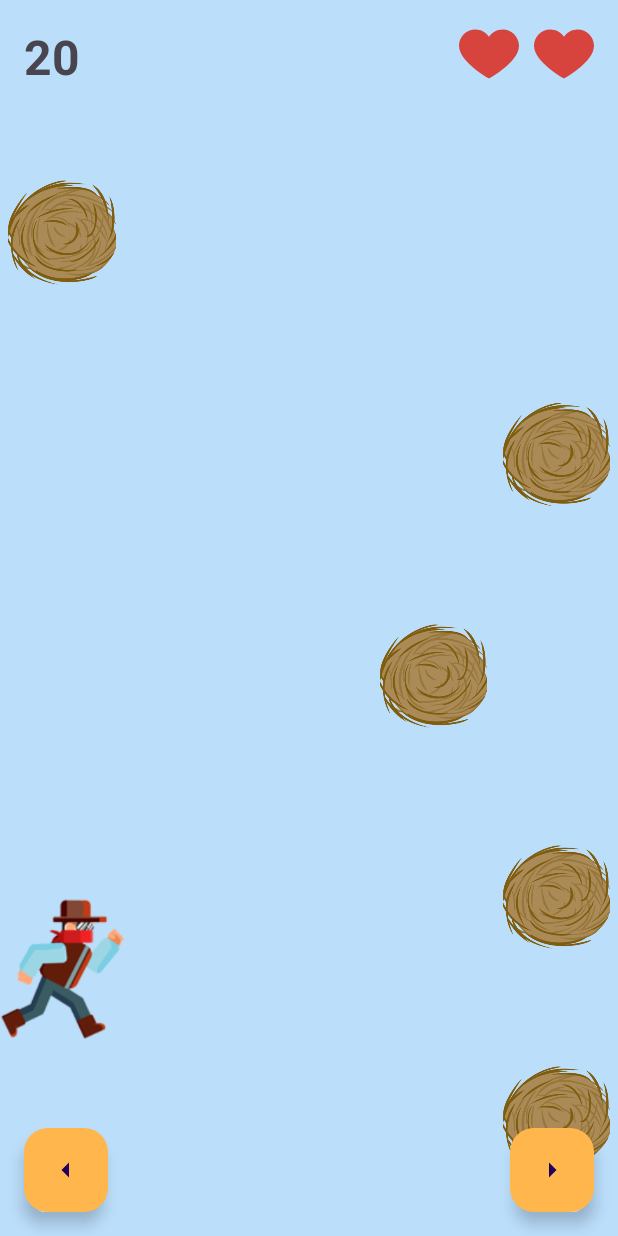
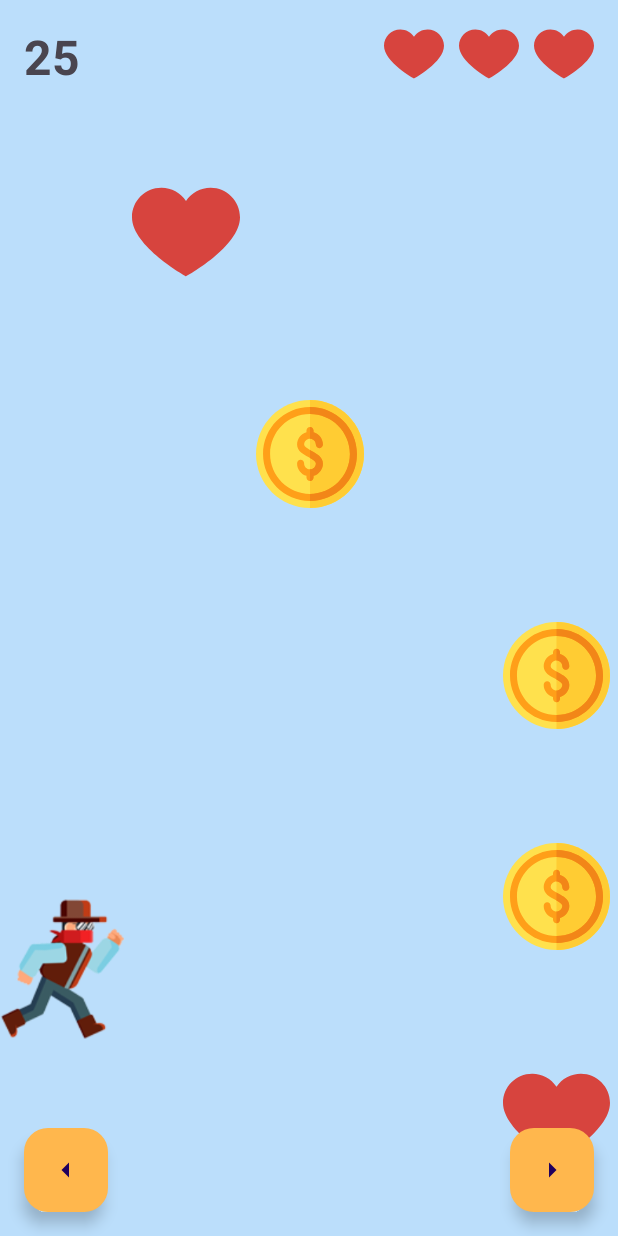
Before and after one commit to lordYorden/hw1-android-25a, an Android app: the first screen one second after launch (MainActivity), on a phone screen of 412 x 824 dp. Run offline under Robolectric (Android 15) with nearby library versions, the phone set to English and light mode, and no system bars.

Commit message:
added Obstacle types: coin, heart, weed

```diff
--- a/app/src/main/java/com/example/a25a_hw1/MainActivity.kt
+++ b/app/src/main/java/com/example/a25a_hw1/MainActivity.kt
@@ -101,8 +101,12 @@ class MainActivity : AppCompatActivity() {
     }
 
     private fun updateHearts() {
-        if (gameManager.timesHit != 0) {
-            main_IMG_hearts[gameManager.timesHit-1].visibility = View.INVISIBLE
+        for (i in main_IMG_hearts.indices) {
+            if (i < gameManager.timesHit) {
+                main_IMG_hearts[i].visibility = View.INVISIBLE
+            } else {
+                main_IMG_hearts[i].visibility = View.VISIBLE
+            }
         }
     }
 
@@ -127,8 +131,9 @@ class MainActivity : AppCompatActivity() {
         val tumbleweeds = gameManager.tumbleweeds
         for (i in tumbleweeds.indices) {
             for (j in tumbleweeds[i].indices) {
-                if (tumbleweeds[i][j]) {
+                if (tumbleweeds[i][j].isVisible) {
                     main_IMG_tumbleweeds[i][j].visibility = View.VISIBLE
+                    main_IMG_tumbleweeds[i][j].setImageResource(tumbleweeds[i][j].resID)
                 }
                 else {
                     main_IMG_tumbleweeds[i][j].visibility = View.INVISIBLE
--- /dev/null
+++ b/app/src/main/java/com/example/a25a_hw1/interfaces/CollisionCallback.kt
@@ -0,0 +1,5 @@
+package com.example.a25a_hw1.interfaces
+
+interface CollisionCallback {
+    fun onCollision(): Boolean
+}
--- a/app/src/main/java/com/example/a25a_hw1/logic/GameManager.kt
+++ b/app/src/main/java/com/example/a25a_hw1/logic/GameManager.kt
@@ -1,5 +1,6 @@
 package com.example.a25a_hw1.logic
 
+import com.example.a25a_hw1.model.Obstacle
 import com.example.a25a_hw1.model.ObstacleGenerationManager
 import com.example.a25a_hw1.utilities.Constants
 
@@ -8,9 +9,9 @@ class GameManager(private val lifeCount: Int = 3, private val numLanes: Int = 5,
         private set
 
     private val generationManager =
-        ObstacleGenerationManager(numLanes, SettingsManager.Difficulty.tumbleweedsPerRow)
+        ObstacleGenerationManager(numLanes, SettingsManager.Difficulty.tumbleweedsPerRow, this)
 
-    val tumbleweeds: Array<Array<Boolean>> = generationManager.generateTumbleweeds(numRows)
+    val tumbleweeds: Array<Array<Obstacle>> = generationManager.generateTumbleweeds(numRows)
 
     var cowboyIndex: Int = 0
         private set
@@ -18,7 +19,7 @@ class GameManager(private val lifeCount: Int = 3, private val numLanes: Int = 5,
     var timesHit: Int = 0
         private set
 
-    private val nextRow : Array<Boolean>
+    private val nextRow : Array<Obstacle>
         get() = generationManager.currentRow
 
     val isGameOver: Boolean
@@ -31,6 +32,19 @@ class GameManager(private val lifeCount: Int = 3, private val numLanes: Int = 5,
 
     }
 
+    fun heal(){
+        if (timesHit > 0)
+            timesHit--
+    }
+
+    fun collectCoin(){
+        score += Constants.GameLogic.COIN_POINTS
+    }
+
+    fun hit(){
+        timesHit++
+    }
+
     fun moveLeft() {
         if (cowboyIndex-1 >= 0) {
             cowboyIndex--
@@ -39,9 +53,11 @@ class GameManager(private val lifeCount: Int = 3, private val numLanes: Int = 5,
     }
 
     fun calcHit(): Boolean {
-        if (tumbleweeds[tumbleweeds.size-1 - Constants.GameLogic.COWBOY_ROW_END_OFFSET][cowboyIndex]) {
-            timesHit++
-            return true
+
+        val obsInWay: Obstacle = tumbleweeds[tumbleweeds.size-1 - Constants.GameLogic.COWBOY_ROW_END_OFFSET][cowboyIndex]
+
+        if (obsInWay.isVisible) {
+            return obsInWay.collisionCallback.onCollision()
         }
         else {
             score += Constants.GameLogic.DODGE_POINTS
--- /dev/null
+++ b/app/src/main/java/com/example/a25a_hw1/model/Obstacle.kt
@@ -0,0 +1,10 @@
+package com.example.a25a_hw1.model
+
+import com.example.a25a_hw1.interfaces.CollisionCallback
+
+data class Obstacle(
+    var resID: Int,
+    var isVisible: Boolean,
+    var type: String,
+    var collisionCallback: CollisionCallback
+)
--- a/app/src/main/java/com/example/a25a_hw1/model/ObstacleGenerationManager.kt
+++ b/app/src/main/java/com/example/a25a_hw1/model/ObstacleGenerationManager.kt
@@ -1,29 +1,96 @@
 package com.example.a25a_hw1.model
 
+import com.example.a25a_hw1.R
+import com.example.a25a_hw1.interfaces.CollisionCallback
+import com.example.a25a_hw1.logic.GameManager
 import com.example.a25a_hw1.utilities.Constants
 
-class ObstacleGenerationManager(private val numLanes: Int, private val tumbleweedsPerRow: Int = 1) {
+class ObstacleGenerationManager(private val numLanes: Int, private val tumbleweedsPerRow: Int = 1, private val gameManager: GameManager?) {
 
-    val currentRow: Array<Boolean>
+    private val HEART_RES = R.drawable.heart
+    private val COIN_RES = R.drawable.coin
+    private val WEED_RES = R.drawable.tumbleweed
+
+    private val nullObstacle = Obstacle(0, false, "null", object: CollisionCallback{
+        override fun onCollision(): Boolean {
+            //do nothing
+            return false
+        }
+    })
+
+    val currentRow: Array<Obstacle>
         get() = generateTumbleweedsRow()
 
-    fun generateTumbleweeds(numRows: Int): Array<Array<Boolean>> {
-        val tumbleweeds = Array(numRows) { Array(numLanes) { false } }
+    fun generateTumbleweeds(numRows: Int): Array<Array<Obstacle>> {
+        val obstacles: Array<Array<Obstacle>> = Array(numRows) {Array(numLanes) {nullObstacle}}
         for (i in 0 until numRows-Constants.GameLogic.TUMBLEWEEDS_STARTING_OFFSET) {
-            tumbleweeds[i] = generateTumbleweedsRow()
+            obstacles[i] = generateTumbleweedsRow()
         }
-        return tumbleweeds
+        return obstacles
     }
 
-    private fun generateTumbleweedsRow(): Array<Boolean> {
-        val tumbleweeds = Array(numLanes) { false }
+    private fun generateTumbleweedsRow(): Array<Obstacle> {
+        val obstacles: Array<Obstacle> = Array(numLanes) {nullObstacle}
 
         for (i in 1..tumbleweedsPerRow) {
             val rand = (1..numLanes).random()
-            tumbleweeds[rand-1] = true
+
+            val randType = (1..3).random()
+
+            val obs: Obstacle = when(randType){
+                2 -> generateHeart()
+                1 -> generateCoin()
+                3 -> generateWeed()
+                else -> generateWeed()
+            }
+
+            obstacles[rand-1] = obs
         }
-        return tumbleweeds
+        return obstacles
+    }
+
+    private fun generateHeart(): Obstacle{
+        return Obstacle(
+            HEART_RES,
+            true,
+            "heart",
+            object: CollisionCallback{
+                override fun onCollision():Boolean {
+                    gameManager?.heal()
+                    return false
+                }
+            }
+        )
+    }
+
+    private fun generateCoin(): Obstacle{
+        return Obstacle(
+            COIN_RES,
+            true,
+            "coin",
+            object: CollisionCallback{
+                override fun onCollision(): Boolean {
+                    gameManager?.collectCoin()
+                    return false
+                }
+            }
+        )
+    }
+
+    private fun generateWeed(): Obstacle{
+        return Obstacle(
+            WEED_RES,
+            true,
+            "weed",
+            object: CollisionCallback{
+                override fun onCollision(): Boolean {
+                    gameManager?.hit()
+                    return true
+                }
+            }
+        )
     }
 
 
+
 }
--- a/app/src/main/java/com/example/a25a_hw1/utilities/Constants.kt
+++ b/app/src/main/java/com/example/a25a_hw1/utilities/Constants.kt
@@ -6,6 +6,7 @@ class Constants {
         const val TUMBLEWEEDS_PER_ROW = 1
         const val DELAY = 500L
         const val DODGE_POINTS = 5
+        const val COIN_POINTS = 100
         const val VIBRATION_DURATION = 500L
         const val TUMBLEWEEDS_STARTING_OFFSET = 3
         const val COWBOY_ROW_END_OFFSET = 1
--- /dev/null
+++ b/app/src/main/res/drawable/coin.xml
@@ -0,0 +1,29 @@
+<?xml version="1.0" encoding="utf-8"?>
+<vector xmlns:android="http://schemas.android.com/apk/res/android"
+    android:width="512dp"
+    android:height="512dp"
+    android:viewportWidth="512"
+    android:viewportHeight="512">
+
+    <path
+        android:fillColor="#FFE14D"
+        android:pathData="M256,512C114.837,512,0,397.157,0,256S114.837,0,256,0s256,114.843,256,256S397.163,512,256,512z" />
+    <path
+        android:fillColor="#FFCC33"
+        android:pathData="M512,256C512,114.843,397.163,0,256,0v512C397.163,512,512,397.157,512,256z" />
+    <path
+        android:fillColor="#FF9F19"
+        android:pathData="M256,33.391C133.25,33.391,33.391,133.256,33.391,256S133.25,478.609,256,478.609 S478.609,378.744,478.609,256S378.75,33.391,256,33.391z M256,445.217c-104.337,0-189.217-84.881-189.217-189.217 S151.663,66.783,256,66.783S445.217,151.663,445.217,256S360.337,445.217,256,445.217z" />
+    <path
+        android:fillColor="#F28618"
+        android:pathData="M445.217,256c0,104.337-84.881,189.217-189.217,189.217v33.391 c122.75,0,222.609-99.864,222.609-222.609S378.75,33.391,256,33.391v33.391C360.337,66.783,445.217,151.663,445.217,256z" />
+    <path
+        android:fillColor="#FF9F19"
+        android:pathData="M317.217,300.522c0,27.937-18.922,51.534-44.522,58.88v7.903c0,9.238-7.456,16.696-16.696,16.696 s-16.696-7.457-16.696-16.696v-7.903c-25.6-7.346-44.522-30.943-44.522-58.88c0-9.238,7.456-16.696,16.696-16.696 c9.239,0,16.696,7.457,16.696,16.696c0,15.36,12.466,27.826,27.826,27.826s27.826-12.466,27.826-27.826 c0-0.779-0.111-1.224-0.223-1.558c-1.336-8.682-13.802-16.473-27.603-24.042c-2.56-1.337-5.231-2.783-7.791-4.119 c-23.82-12.576-53.426-28.27-53.426-59.324c0-27.937,18.922-51.534,44.522-58.88v-7.903c0-9.238,7.456-16.696,16.696-16.696 s16.696,7.457,16.696,16.696v7.903c25.6,7.346,44.522,30.943,44.522,58.88c0,9.238-7.456,16.696-16.696,16.696 s-16.696-7.457-16.696-16.696c0-15.36-12.466-27.826-27.826-27.826s-27.826,12.466-27.826,27.826c0,9.238,13.133,17.586,27.826,25.6 c2.56,1.336,5.231,2.783,7.791,4.118C287.612,253.774,317.217,269.468,317.217,300.522z" />
+    <path
+        android:fillColor="#F28618"
+        android:pathData="M317.217,300.522c0,27.937-18.922,51.534-44.522,58.88v7.903c0,9.238-7.456,16.696-16.696,16.696 v-55.652c15.36,0,27.826-12.466,27.826-27.826c0-0.779-0.111-1.224-0.223-1.558c-1.336-8.682-13.802-16.473-27.603-24.042v-37.843 c2.56,1.336,5.231,2.783,7.791,4.118C287.612,253.774,317.217,269.468,317.217,300.522z" />
+    <path
+        android:fillColor="#F28618"
+        android:pathData="M283.826,211.478c0,9.223,7.479,16.696,16.696,16.696c9.217,0,16.696-7.473,16.696-16.696 c0-27.961-18.869-51.551-44.522-58.843v-7.939c0-9.223-7.479-16.696-16.696-16.696v55.652 C271.348,183.652,283.826,196.136,283.826,211.478z" />
+</vector>
--- a/app/src/main/res/layout/activity_main.xml
+++ b/app/src/main/res/layout/activity_main.xml
@@ -140,35 +140,35 @@
 
             <androidx.appcompat.widget.AppCompatImageView
                 android:layout_width="wrap_content"
-                android:layout_height="match_parent"
+                android:layout_height="@dimen/obstacle_height"
                 android:layout_weight="1"
-                app:srcCompat="@drawable/tumbleweed"
+                app:srcCompat="@drawable/heart"
                 android:id="@+id/main_IMG_tumbleweed_0_0"/>
 
             <androidx.appcompat.widget.AppCompatImageView
                 android:layout_width="wrap_content"
-                android:layout_height="match_parent"
+                android:layout_height="@dimen/obstacle_height"
                 android:layout_weight="1"
                 app:srcCompat="@drawable/tumbleweed"
                 android:id="@+id/main_IMG_tumbleweed_1_0"/>
 
             <androidx.appcompat.widget.AppCompatImageView
                 android:layout_width="wrap_content"
-                android:layout_height="match_parent"
+                android:layout_height="@dimen/obstacle_height"
                 android:layout_weight="1"
                 app:srcCompat="@drawable/tumbleweed"
                 android:id="@+id/main_IMG_tumbleweed_2_0"/>
 
             <androidx.appcompat.widget.AppCompatImageView
                 android:layout_width="wrap_content"
-                android:layout_height="wrap_content"
+                android:layout_height="@dimen/obstacle_height"
                 android:layout_weight="1"
                 app:srcCompat="@drawable/tumbleweed"
                 android:id="@+id/main_IMG_tumbleweed_3_0"/>
 
             <androidx.appcompat.widget.AppCompatImageView
                 android:layout_width="wrap_content"
-                android:layout_height="match_parent"
+                android:layout_height="@dimen/obstacle_height"
                 android:layout_weight="1"
                 app:srcCompat="@drawable/tumbleweed"
                 android:id="@+id/main_IMG_tumbleweed_4_0"/>
@@ -184,35 +184,35 @@
 
             <androidx.appcompat.widget.AppCompatImageView
                 android:layout_width="wrap_content"
-                android:layout_height="match_parent"
+                android:layout_height="@dimen/obstacle_height"
                 android:layout_weight="1"
                 app:srcCompat="@drawable/tumbleweed"
                 android:id="@+id/main_IMG_tumbleweed_0_1"/>
 
             <androidx.appcompat.widget.AppCompatImageView
                 android:layout_width="wrap_content"
-                android:layout_height="match_parent"
+                android:layout_height="@dimen/obstacle_height"
                 android:layout_weight="1"
                 app:srcCompat="@drawable/tumbleweed"
                 android:id="@+id/main_IMG_tumbleweed_1_1"/>
 
             <androidx.appcompat.widget.AppCompatImageView
                 android:layout_width="wrap_content"
-                android:layout_height="match_parent"
+                android:layout_height="@dimen/obstacle_height"
                 android:layout_weight="1"
                 app:srcCompat="@drawable/tumbleweed"
                 android:id="@+id/main_IMG_tumbleweed_2_1"/>
 
             <androidx.appcompat.widget.AppCompatImageView
                 android:layout_width="wrap_content"
-                android:layout_height="wrap_content"
+                android:layout_height="@dimen/obstacle_height"
                 android:layout_weight="1"
-                app:srcCompat="@drawable/tumbleweed"
+                app:srcCompat="@drawable/coin"
                 android:id="@+id/main_IMG_tumbleweed_3_1"/>
 
             <androidx.appcompat.widget.AppCompatImageView
                 android:layout_width="wrap_content"
-                android:layout_height="match_parent"
+                android:layout_height="@dimen/obstacle_height"
                 android:layout_weight="1"
                 app:srcCompat="@drawable/tumbleweed"
                 android:id="@+id/main_IMG_tumbleweed_4_1"/>
@@ -228,35 +228,35 @@
 
             <androidx.appcompat.widget.AppCompatImageView
                 android:layout_width="wrap_content"
-                android:layout_height="match_parent"
+                android:layout_height="@dimen/obstacle_height"
                 android:layout_weight="1"
                 app:srcCompat="@drawable/tumbleweed"
                 android:id="@+id/main_IMG_tumbleweed_0_2"/>
 
             <androidx.appcompat.widget.AppCompatImageView
                 android:layout_width="wrap_content"
-                android:layout_height="match_parent"
+                android:layout_height="@dimen/obstacle_height"
                 android:layout_weight="1"
-                app:srcCompat="@drawable/tumbleweed"
+                app:srcCompat="@drawable/coin"
                 android:id="@+id/main_IMG_tumbleweed_1_2"/>
 
             <androidx.appcompat.widget.AppCompatImageView
                 android:layout_width="wrap_content"
-                android:layout_height="match_parent"
+                android:layout_height="@dimen/obstacle_height"
                 android:layout_weight="1"
                 app:srcCompat="@drawable/tumbleweed"
                 android:id="@+id/main_IMG_tumbleweed_2_2"/>
 
             <androidx.appcompat.widget.AppCompatImageView
                 android:layout_width="wrap_content"
-                android:layout_height="wrap_content"
+                android:layout_height="@dimen/obstacle_height"
                 android:layout_weight="1"
                 app:srcCompat="@drawable/tumbleweed"
                 android:id="@+id/main_IMG_tumbleweed_3_2"/>
 
             <androidx.appcompat.widget.AppCompatImageView
                 android:layout_width="wrap_content"
-                android:layout_height="match_parent"
+                android:layout_height="@dimen/obstacle_height"
                 android:layout_weight="1"
                 app:srcCompat="@drawable/tumbleweed"
                 android:id="@+id/main_IMG_tumbleweed_4_2"/>
@@ -272,35 +272,35 @@
 
             <androidx.appcompat.widget.AppCompatImageView
                 android:layout_width="wrap_content"
-                android:layout_height="match_parent"
+                android:layout_height="@dimen/obstacle_height"
                 android:layout_weight="1"
                 app:srcCompat="@drawable/tumbleweed"
                 android:id="@+id/main_IMG_tumbleweed_0_3"/>
 
             <androidx.appcompat.widget.AppCompatImageView
                 android:layout_width="wrap_content"
-                android:layout_height="match_parent"
+                android:layout_height="@dimen/obstacle_height"
                 android:layout_weight="1"
                 app:srcCompat="@drawable/tumbleweed"
                 android:id="@+id/main_IMG_tumbleweed_1_3"/>
 
             <androidx.appcompat.widget.AppCompatImageView
                 android:layout_width="wrap_content"
-                android:layout_height="match_parent"
+                android:layout_height="@dimen/obstacle_height"
                 android:layout_weight="1"
                 app:srcCompat="@drawable/tumbleweed"
                 android:id="@+id/main_IMG_tumbleweed_2_3"/>
 
             <androidx.appcompat.widget.AppCompatImageView
                 android:layout_width="wrap_content"
-                android:layout_height="wrap_content"
+                android:layout_height="@dimen/obstacle_height"
                 android:layout_weight="1"
                 app:srcCompat="@drawable/tumbleweed"
                 android:id="@+id/main_IMG_tumbleweed_3_3"/>
 
             <androidx.appcompat.widget.AppCompatImageView
                 android:layout_width="wrap_content"
-                android:layout_height="match_parent"
+                android:layout_height="@dimen/obstacle_height"
                 android:layout_weight="1"
                 app:srcCompat="@drawable/tumbleweed"
                 android:id="@+id/main_IMG_tumbleweed_4_3"/>
@@ -316,37 +316,37 @@
 
             <androidx.appcompat.widget.AppCompatImageView
                 android:layout_width="wrap_content"
-                android:layout_height="match_parent"
+                android:layout_height="@dimen/obstacle_height"
                 android:layout_weight="1"
                 app:srcCompat="@drawable/tumbleweed"
                 android:id="@+id/main_IMG_tumbleweed_0_4"/>
 
             <androidx.appcompat.widget.AppCompatImageView
                 android:layout_width="wrap_content"
-                android:layout_height="match_parent"
+                android:layout_height="@dimen/obstacle_height"
                 android:layout_weight="1"
                 app:srcCompat="@drawable/tumbleweed"
                 android:id="@+id/main_IMG_tumbleweed_1_4"/>
 
             <androidx.appcompat.widget.AppCompatImageView
                 android:layout_width="wrap_content"
-                android:layout_height="match_parent"
+                android:layout_height="@dimen/obstacle_height"
                 android:layout_weight="1"
                 app:srcCompat="@drawable/tumbleweed"
                 android:id="@+id/main_IMG_tumbleweed_2_4"/>
 
             <androidx.appcompat.widget.AppCompatImageView
                 android:layout_width="wrap_content"
-                android:layout_height="wrap_content"
+                android:layout_height="@dimen/obstacle_height"
                 android:layout_weight="1"
-                app:srcCompat="@drawable/tumbleweed"
+                app:srcCompat="@drawable/heart"
                 android:id="@+id/main_IMG_tumbleweed_3_4"/>
 
             <androidx.appcompat.widget.AppCompatImageView
                 android:layout_width="wrap_content"
-                android:layout_height="match_parent"
+                android:layout_height="@dimen/obstacle_height"
                 android:layout_weight="1"
-                app:srcCompat="@drawable/tumbleweed"
+                app:srcCompat="@drawable/coin"
                 android:id="@+id/main_IMG_tumbleweed_4_4"/>
 
         </androidx.appcompat.widget.LinearLayoutCompat>
--- a/app/src/main/res/values/dimens.xml
+++ b/app/src/main/res/values/dimens.xml
@@ -13,4 +13,5 @@
     <dimen name="small_text_size">15sp</dimen>
     <dimen name="weed_margin">5dp</dimen>
     <dimen name="min_height_spinner">48dp</dimen>
+    <dimen name="obstacle_height">320dp</dimen>
 </resources>
```
